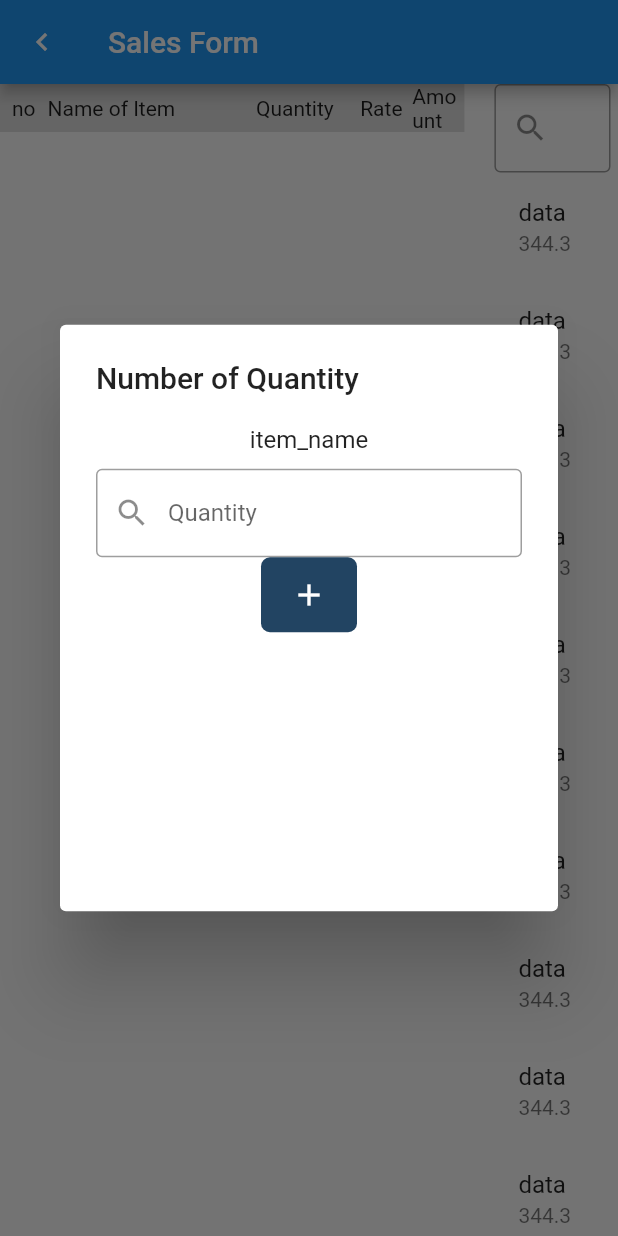
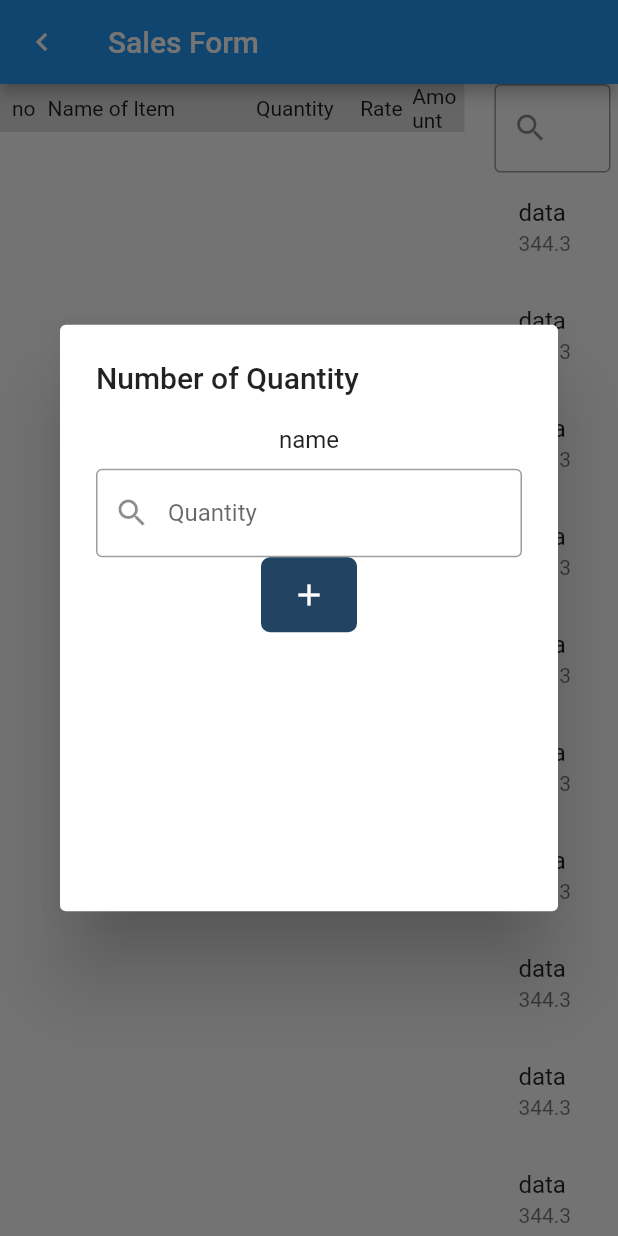
Before and after one commit to amazingsammed/storekeeper_desktop, a Flutter app: the SalesForm screen opened directly, after a tap on "data", on a phone screen of 412 x 824 dp. Run offline on Flutter 3.47's test engine with Material 3 defaults, Android fonts, the light colour scheme and no system bars; our stand-ins replace cached_network_image, dartz, equatable, flutter_form_builder, get, internet_connection_checker and 2 more; missing offline and left inert: fluent_ui; accounts and stored records are empty.

Commit message:
item on the go

```diff
--- a/lib/feature/items/controller/itemcontroller.dart
+++ b/lib/feature/items/controller/itemcontroller.dart
@@ -39,7 +39,6 @@ class ItemController extends GetxController{
       showErrorSnackbar(message: failure.message);
     }, (exists) {
       allItems.value = exists;
-
       loading.value = false;
     });
   }
--- a/lib/feature/items/data/implementation/item_implementation.dart
+++ b/lib/feature/items/data/implementation/item_implementation.dart
@@ -104,6 +104,7 @@ class ItemImplementation implements ItemRepository {
 
     return Right(data);
     } catch (error) {
+      print(error);
     return Left(Failure(error.toString()));
     }
   }
--- a/lib/feature/items/data/local/sqlite_db.dart
+++ b/lib/feature/items/data/local/sqlite_db.dart
@@ -18,7 +18,7 @@ class DatabaseX {
 
   initDb() async {
     Directory documentsDirectory = await getApplicationDocumentsDirectory();
-    String path = join(documentsDirectory.path, "StoreApp2.db");
+    String path = join(documentsDirectory.path, "StoreApp4.db");
     bool dbExists = await File(path).exists();
 
 
--- a/lib/feature/items/domain/models/item.dart
+++ b/lib/feature/items/domain/models/item.dart
@@ -1,191 +1,78 @@
+// To parse this JSON data, do
+//
+//     final item = itemFromMap(jsonString);
+
+import 'package:meta/meta.dart';
+import 'dart:convert';
+
+List<Item> itemFromMap(String str) => List<Item>.from(json.decode(str).map((x) => Item.fromMap(x)));
+
+List itemToMap(List<Item> data) => List<dynamic>.from(data.map((x) => x.toMap()));
+
 class Item {
-  String item_id;
-  double purchaseprice;
-  String item_name;
-  String unit_id;
-  String store_id;
-  String user_id;
-  DateTime created_date;
-  String image;
-  bool is_featured;
-  String barcode;
-  double salesprice;
-  String category;
-  int quantity;
-  int isModified;
-  DateTime? modifiedDate;
-  String? modifiedBy;
-  int? warning_limit;
+  final int id;
+  final String name;
+  final String uuid;
+  final String unitId;
+  final String groupId;
+  final int status;
+  final String createdby;
+  final String storeid;
+  final DateTime createddate;
+  final int isActive;
+  final double salesprice;
+  final double purchaseprice;
+  final int warninglimit;
+  final int isService;
 
-//<editor-fold desc="Data Methods">
   Item({
-    required this.item_id,
+    required this.id,
+    required this.name,
+    required this.uuid,
+    required this.unitId,
+    required this.groupId,
+    required this.status,
+    required this.createdby,
+    required this.storeid,
+    required this.createddate,
+    required this.isActive,
+    required this.salesprice,
     required this.purchaseprice,
-    required this.item_name,
-    required this.unit_id,
-    required this.store_id,
-    required this.user_id,
-    required this.created_date,
-    required this.image,
-    required this.is_featured,
-    required this.barcode,
-    required this.salesprice,
-    required this.category,
-    this.quantity =1,
-    required this.isModified,
-    this.modifiedDate,
-    this.modifiedBy,
-    this.warning_limit,
+    required this.warninglimit,
+    required this.isService,
   });
 
-  @override
-  bool operator ==(Object other) =>
-      identical(this, other) ||
-          (other is Item &&
-              runtimeType == other.runtimeType &&
-              item_id == other.item_id &&
-              purchaseprice == other.purchaseprice &&
-              item_name == other.item_name &&
-              unit_id == other.unit_id &&
-              store_id == other.store_id &&
-              user_id == other.user_id &&
-              created_date == other.created_date &&
-              image == other.image &&
-              is_featured == other.is_featured &&
-              barcode == other.barcode &&
-              salesprice == other.salesprice &&
-              category == other.category &&
-              quantity == other.quantity &&
-              isModified == other.isModified &&
-              modifiedDate == other.modifiedDate &&
-              modifiedBy == other.modifiedBy &&
-              warning_limit == other.warning_limit);
+  factory Item.fromMap(Map<String, dynamic> json) => Item(
+    id: json["id"],
+    name: json["name"],
+    uuid: json["uuid"],
+    unitId: json["unit_id"],
+    groupId: json["group_id"],
+    status: json["status"],
+    createdby: json["createdby"],
+    storeid: json["storeid"],
+    createddate: DateTime.parse(json["createddate"]),
+    isActive: json["is_active"],
+    salesprice: json["salesprice"]?.toDouble(),
+    purchaseprice: json["purchaseprice"]?.toDouble(),
+    warninglimit: json["warninglimit"],
+    isService: json["is_service"],
+  );
 
-  @override
-  int get hashCode =>
-      item_id.hashCode ^
-      purchaseprice.hashCode ^
-      item_name.hashCode ^
-      unit_id.hashCode ^
-      store_id.hashCode ^
-      user_id.hashCode ^
-      created_date.hashCode ^
-      image.hashCode ^
-      is_featured.hashCode ^
-      barcode.hashCode ^
-      salesprice.hashCode ^
-      category.hashCode ^
-      quantity.hashCode ^
-      isModified.hashCode ^
-      modifiedDate.hashCode ^
-      modifiedBy.hashCode ^
-      warning_limit.hashCode;
-
-  @override
-  String toString() {
-    return 'Item{' +
-        ' item_id: $item_id,' +
-        ' purchaseprice: $purchaseprice,' +
-        ' item_name: $item_name,' +
-        ' unit_id: $unit_id,' +
-        ' store_id: $store_id,' +
-        ' user_id: $user_id,' +
-        ' created_date: $created_date,' +
-        ' image: $image,' +
-        ' is_featured: $is_featured,' +
-        ' barcode: $barcode,' +
-        ' price: $salesprice,' +
-        ' category: $category,' +
-        ' quantity: $quantity,' +
-        ' isModified: $isModified,' +
-        ' modifiedDate: $modifiedDate,' +
-        ' modifiedBy: $modifiedBy,' +
-        ' warninglimit: $warning_limit,' +
-        '}';
-  }
-
-  Item copyWith({
-    String? item_id,
-    double? purchaseprice,
-    String? item_name,
-    String? unit_id,
-    String? store_id,
-    String? user_id,
-    DateTime? created_date,
-    String? image,
-    bool? is_featured,
-    String? barcode,
-    double? price,
-    String? category,
-    int? quantity,
-    int? isModified,
-    DateTime? modifiedDate,
-    String? modifiedBy,
-    int? warninglimit,
-  }) {
-    return Item(
-      item_id: item_id ?? this.item_id,
-      purchaseprice: purchaseprice ?? this.purchaseprice,
-      item_name: item_name ?? this.item_name,
-      unit_id: unit_id ?? this.unit_id,
-      store_id: store_id ?? this.store_id,
-      user_id: user_id ?? this.user_id,
-      created_date: created_date ?? this.created_date,
-      image: image ?? this.image,
-      is_featured: is_featured ?? this.is_featured,
-      barcode: barcode ?? this.barcode,
-      salesprice: price ?? this.salesprice,
-      category: category ?? this.category,
-      quantity: quantity ?? this.quantity,
-      isModified: isModified ?? this.isModified,
-      modifiedDate: modifiedDate ?? this.modifiedDate,
-      modifiedBy: modifiedBy ?? this.modifiedBy,
-      warning_limit: warninglimit ?? this.warning_limit,
-    );
-  }
-
-  Map<String, dynamic> toMap() {
-    return {
-      'item_id': this.item_id,
-      'purchaseprice': this.purchaseprice,
-      'item_name': this.item_name,
-      'unit_id': this.unit_id,
-      'store_id': this.store_id,
-      'user_id': this.user_id,
-      'created_date': this.created_date,
-      'image': this.image,
-      'is_featured': this.is_featured,
-      'barcode': this.barcode,
-      'price': this.salesprice,
-      'category': this.category,
-      'quantity': this.quantity,
-      'isModified': this.isModified,
-      'modifiedDate': this.modifiedDate,
-      'modifiedBy': this.modifiedBy,
-      'warning_limit': this.warning_limit,
-    };
-  }
-
-  factory Item.fromMap(Map<String, dynamic> map) {
-    return Item(
-      item_id: map['item_id'] as String,
-      purchaseprice: double.parse(map['purchaseprice']),
-      item_name: map['item_name'] as String,
-      unit_id: map['unit_id'] as String,
-      store_id: map['store_id'] as String,
-      user_id: map['user_id'] as String,
-      created_date: DateTime.parse(map['created_date']),
-      image: (map['image']??"") as String,
-      is_featured: bool.parse(map['is_featured']),
-      barcode: (map['barcode']??"") as String,
-      salesprice: double.parse(map['salesprice']),
-      category: map['category'] as String,
-      isModified: int.parse(map['isModified']),
-      modifiedDate: DateTime.parse(map['modifiedDate']??"12121212") ,
-      modifiedBy: (map['modifiedBy']??"") as String,
-      warning_limit: int.parse(map['warning_limit']??'1'),
-    );
-  }
-
-//</editor-fold>
+  Map<String, dynamic> toMap() => {
+    "id": id,
+    "name": name,
+    "uuid": uuid,
+    "unit_id": unitId,
+    "group_id": groupId,
+    "status": status,
+    "createdby": createdby,
+    "storeid": storeid,
+    "createddate": createddate.toIso8601String(),
+    "is_active": isActive,
+    "salesprice": salesprice,
+    "purchaseprice": purchaseprice,
+    "warninglimit": warninglimit,
+    "is_service": isService,
+  };
 }
--- a/lib/feature/items/presentation/forms/addgroup.dart
+++ b/lib/feature/items/presentation/forms/addgroup.dart
@@ -3,6 +3,7 @@ import 'package:flutter_form_builder/flutter_form_builder.dart';
 import 'package:get/get.dart';
 import 'package:get/get_core/src/get_main.dart';
 import 'package:storekepper_desktop/feature/items/controller/itemcontroller.dart';
+import 'package:storekepper_desktop/feature/items/domain/models/group.dart';
 import 'package:storekepper_desktop/shared/constant/colors.dart';
 import 'package:storekepper_desktop/shared/widgets/button_c.dart';
 
@@ -64,10 +65,7 @@ class AddGroup extends StatelessWidget {
                         return _formKey.currentState?.fields['category']!
                             .invalidate('Category is empty');
                       }
-                      await controller.addGroup(data: {
-                        'name': _formKey.currentState!.fields['name']?.value,
-                        'category': _formKey.currentState!.fields['category']?.value
-                      });
+                      await controller.addGroup(data: Groups(id: 0, name: _formKey.currentState!.fields['name']?.value, category: _formKey.currentState!.fields['category']?.value));
                       print(_formKey.currentState?.fields.keys);
                     },
                     title: "Save",
--- a/lib/feature/items/presentation/itemsearchlist.dart
+++ b/lib/feature/items/presentation/itemsearchlist.dart
@@ -32,7 +32,7 @@ class ItemSearchList extends StatelessWidget {
 
                 itemCount: 20,
                 itemBuilder: (BuildContext context, int index) {
-                  Item item=Item(item_id: 'item_id', purchaseprice: 1.2, item_name: 'item_name', unit_id: 'unit_id', store_id: 'store_id', user_id: 'user_id', created_date: DateTime.now(), image: 'image', is_featured: false, barcode: 'barcode', salesprice: 12, category: 'category', isModified: 0);
+                  Item item =  Item(id: 1, uuid: 'uuid', name: 'name', unitId: 'unit_id', storeid: 'store_id', groupId: 'group_id', createdby: 'created_by', createddate: DateTime.now(),  salesprice: 2, status: 1, isActive: 0, purchaseprice: 22, warninglimit: 1, isService: 1);
                   return ListTile(
                     onTap: ()=>onItemSelect(item),
                     title: Text('data'),subtitle: Text("${344.3}"),);
--- a/lib/feature/items/presentation/units.dart
+++ b/lib/feature/items/presentation/units.dart
@@ -39,7 +39,10 @@ class UnitsPage extends StatelessWidget {
           TableHead(title: 'Status', id: 'status'),
 
         ],
-        items: controller.allUnit.value,
+        items: controller.allUnit.value.map((e)=>{
+          "name":e.name,
+          "status":"Active"
+        }).toList(),
       ),
     );
 
--- a/lib/feature/sales/presentation/forms/sales_form.dart
+++ b/lib/feature/sales/presentation/forms/sales_form.dart
@@ -108,7 +108,7 @@ class QuantitySelector extends GetView<SalesController> {
         width: 400,
         child: Column(
           children: [
-            Text(item.item_name),
+            Text(item.name),
             kSizedbox10,
             FormBuilderTextField(
               controller: qty,
@@ -122,7 +122,7 @@ class QuantitySelector extends GetView<SalesController> {
             PrimaryButton(
               title: "Save",
               onTap: (){
-              controller.addSalesItem(SalesItem(name: item.item_name, id: item.item_id, salesprice: item.salesprice, quantity: int.tryParse(qty.text) ??1));
+              controller.addSalesItem(SalesItem(name: item.name, id: item.uuid, salesprice: 1.2, quantity: int.tryParse(qty.text) ??1));
               Navigator.pop(context);
               },
             )
--- a/lib/main.dart
+++ b/lib/main.dart
@@ -2,6 +2,7 @@ import 'package:fluent_ui/fluent_ui.dart';
 import 'package:flutter/material.dart';
 import 'package:get/get_navigation/src/root/get_material_app.dart';
 import 'package:get/get_navigation/src/routes/get_route.dart';
+import 'package:storekepper_desktop/dashboard.dart';
 import 'package:storekepper_desktop/feature/sales/presentation/forms/sales_form.dart';
 
 import 'feature/authentication/presentation/signin.dart';
@@ -19,6 +20,9 @@ class MyApp extends StatelessWidget {
   // This widget is the root of your application.
   @override
   Widget build(BuildContext context) {
+    // return MaterialApp(
+    //   home: DashBoardwithTabs(),
+    // );
         return FluentApp(
           home: GetMaterialApp(
             theme: ThemeData(
```
Also changed, not shown: lib/dashboard.dart (added, +68 -0 lines), lib/feature/items/data/local/item_localdb.dart (+4 -4 lines), lib/feature/items/domain/models/category.dart (+13 -13 lines), lib/feature/items/domain/models/units.dart (+14 -31 lines), lib/feature/items/presentation/category.dart (+5 -3 lines), lib/feature/items/presentation/forms/addcategory.dart (+4 -5 lines), lib/feature/items/presentation/group.dart (+6 -2 lines), lib/feature/items/presentation/itemlist.dart (+4 -3 lines).
